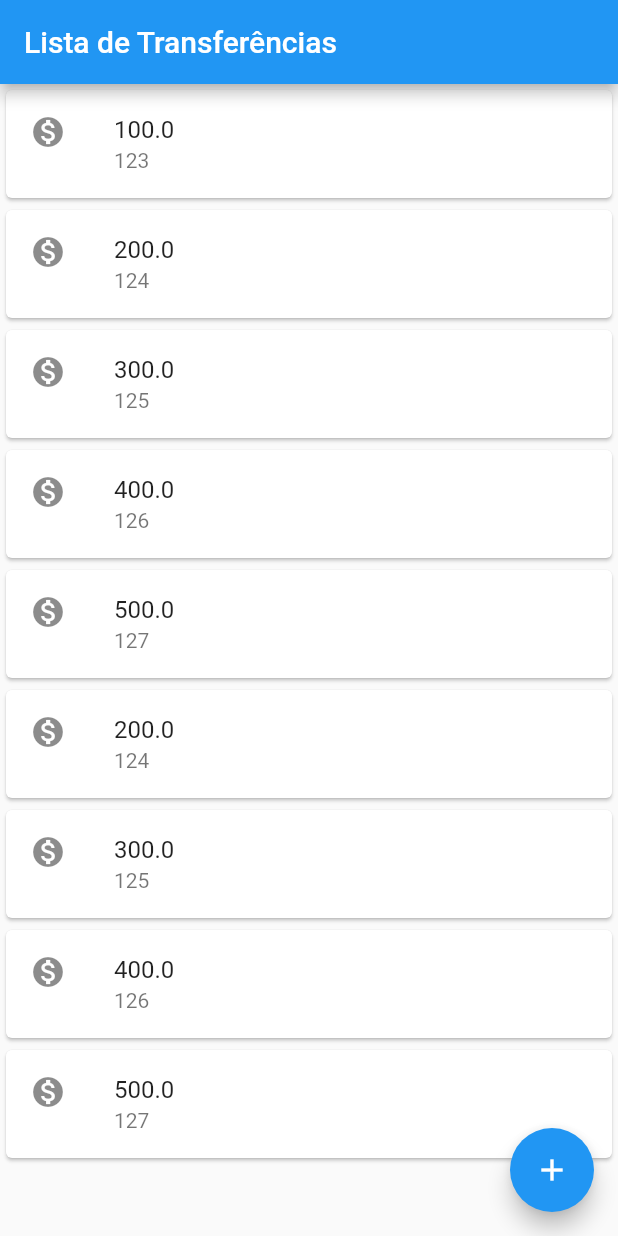
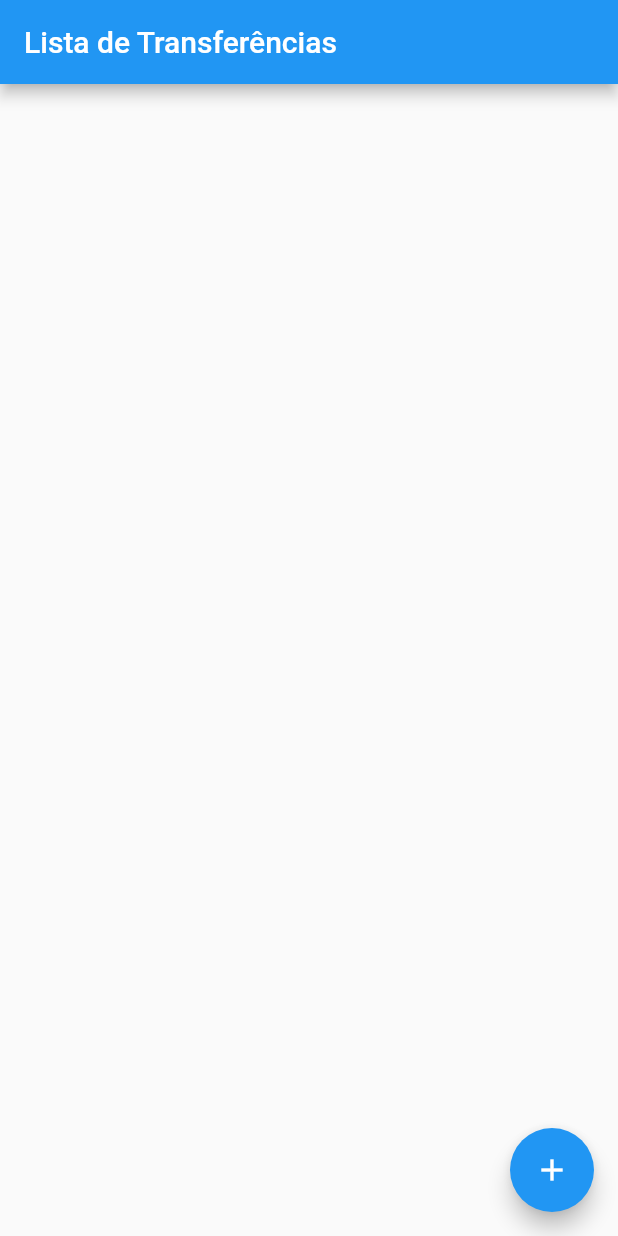
Before and after one commit to igor-rodrigues2017/bytebank, a Flutter app: the screen it shows after launch, on a phone screen of 412 x 824 dp. Run offline on Flutter 3.47's test engine with Material 2 defaults, Android fonts, the phone set to English and light mode, and no system bars.

```diff
--- a/lib/main.dart
+++ b/lib/main.dart
@@ -9,14 +9,19 @@ class BytebankApp extends StatelessWidget {
   @override
   Widget build(BuildContext context) {
     return MaterialApp(
-      home: Scaffold(
-        body: ListaTransferencias(),
-      ),
+      home: ListaTransferencias(),
     );
   }
 }
 
-class FormularioTransferencia extends StatelessWidget {
+class FormularioTransferencia extends StatefulWidget {
+  @override
+  State<StatefulWidget> createState() {
+    return FormularioTransferenciaState();
+  }
+}
+
+class FormularioTransferenciaState extends State<FormularioTransferencia> {
   final TextEditingController _controladorCampoNumeroConta =
       TextEditingController();
   final TextEditingController _controladorCampoValor = TextEditingController();
@@ -27,7 +32,8 @@ class FormularioTransferencia extends StatelessWidget {
         appBar: AppBar(
           title: Text("Criando Transferência"),
         ),
-        body: Column(
+        body: SingleChildScrollView(
+          child: Column(
             children: <Widget>[
               Editor(
                 controlador: _controladorCampoNumeroConta,
@@ -45,6 +51,7 @@ class FormularioTransferencia extends StatelessWidget {
                 onPressed: () => _criaTransferencia(context),
               )
             ],
+          ),
         ));
   }
 
@@ -53,8 +60,6 @@ class FormularioTransferencia extends StatelessWidget {
     final double valor = double.tryParse(_controladorCampoValor.text);
     if (numeroConta != null && valor != null) {
       final transferenciaCriada = Transferencia(valor, numeroConta);
-      debugPrint("Criando Transferência");
-      debugPrint("$transferenciaCriada");
       Navigator.pop(context, transferenciaCriada);
     }
   }
@@ -86,28 +91,26 @@ class Editor extends StatelessWidget {
   }
 }
 
-class ListaTransferencias extends StatelessWidget {
+class ListaTransferencias extends StatefulWidget {
   final List<Transferencia> _transferencias = List();
 
   @override
+  State<StatefulWidget> createState() {
+    return ListaTransferenciaState();
+  }
+}
+
+class ListaTransferenciaState extends State<ListaTransferencias> {
+  @override
   Widget build(BuildContext context) {
-    _transferencias.add(Transferencia(100.00, 123));
-    _transferencias.add(Transferencia(200.00, 124));
-    _transferencias.add(Transferencia(300.00, 125));
-    _transferencias.add(Transferencia(400.00, 126));
-    _transferencias.add(Transferencia(500.00, 127));
-    _transferencias.add(Transferencia(200.00, 124));
-    _transferencias.add(Transferencia(300.00, 125));
-    _transferencias.add(Transferencia(400.00, 126));
-    _transferencias.add(Transferencia(500.00, 127));
     return Scaffold(
       appBar: AppBar(
         title: Text("Lista de Transferências"),
       ),
       body: ListView.builder(
-        itemCount: _transferencias.length,
+        itemCount: widget._transferencias.length,
         itemBuilder: (context, indice) {
-          var transferencia = _transferencias[indice];
+          var transferencia = widget._transferencias[indice];
           return ItemTransferencia(transferencia);
         },
       ),
@@ -118,8 +121,13 @@ class ListaTransferencias extends StatelessWidget {
               Navigator.push(context, MaterialPageRoute(builder: (context) {
             return FormularioTransferencia();
           }));
-          future.then((transferenciaRecebida) =>
-              _transferencias.add(transferenciaRecebida));
+          future.then((transferenciaRecebida) {
+            if (transferenciaRecebida != null) {
+              setState(() {
+                widget._transferencias.add(transferenciaRecebida);
+              });
+            }
+          });
         },
       ),
     );
```
Lines whose indentation alone changed are shown as unchanged.
